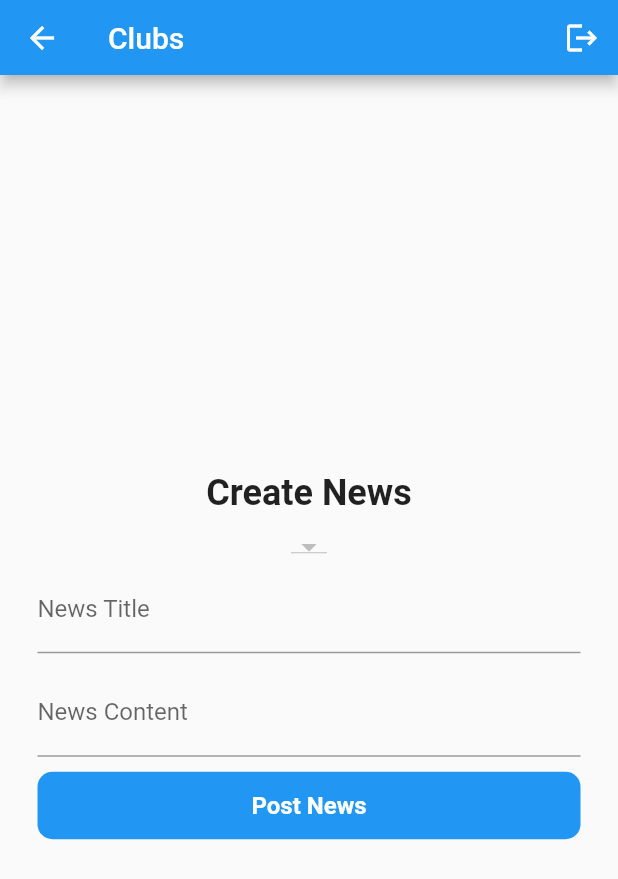
After one commit to NLstn/clubs, a Flutter app: the CreateNewsScreen screen opened directly, after a tap on "Post News", on a phone screen of 412 x 824 dp. The commit adds this screen. Shown: the top 879 px of the screen. Run offline on Flutter 3.47's test engine with Material 2 defaults, Android fonts, the phone set to English and light mode, and no system bars; our stand-ins replace cloud_firestore, firebase_auth, firebase_core; accounts and stored records are empty; statements that could not run were skipped.

Commit message:
Initial news work

```diff
--- a/lib/components/my_app_bar.dart
+++ b/lib/components/my_app_bar.dart
@@ -4,7 +4,7 @@ import 'package:flutter/material.dart';
 import 'package:provider/provider.dart';
 
 class MyAppBar extends StatefulWidget implements PreferredSizeWidget {
-  const MyAppBar({Key? key}) : super(key: key);
+  const MyAppBar({super.key});
 
   @override
   State<MyAppBar> createState() => _MyAppBarState();
--- a/lib/screens/core/clubs/club_list_screen.dart
+++ b/lib/screens/core/clubs/club_list_screen.dart
@@ -11,7 +11,7 @@ class ClubListScreen extends StatelessWidget {
     return Scaffold(
       appBar: const MyAppBar(),
       body: StreamBuilder(
-        stream: ClubService.getClubs(),
+        stream: ClubService.getClubsAsStream(),
         builder: (context, snapshot) {
           if (snapshot.hasError) {
             return const Center(
--- /dev/null
+++ b/lib/screens/core/news/create_news_screen.dart
@@ -0,0 +1,103 @@
+import 'package:clubs/components/my_app_bar.dart';
+import 'package:clubs/components/my_button.dart';
+import 'package:clubs/services/club_service.dart';
+import 'package:clubs/services/news_service.dart';
+import 'package:flutter/material.dart';
+
+class CreateNewsScreen extends StatefulWidget {
+  const CreateNewsScreen({super.key});
+
+  @override
+  State<CreateNewsScreen> createState() => _CreateNewsScreenState();
+}
+
+class _CreateNewsScreenState extends State<CreateNewsScreen> {
+  final TextEditingController _newsTitleController = TextEditingController();
+  final TextEditingController _newsContentController = TextEditingController();
+
+  List<DropdownMenuItem> clubs = [];
+  String? selectedClubId;
+
+  @override
+  void initState() {
+    super.initState();
+    loadClubs();
+  }
+
+  void createNews() async {
+    if (_newsTitleController.text.isEmpty) return;
+    await NewsService.createNews(selectedClubId!, _newsTitleController.text,
+        _newsContentController.text);
+  }
+
+  void loadClubs() async {
+    ClubService.getClubs().then((snapshot) {
+      setState(() {
+        for (var doc in snapshot.docs) {
+          clubs.add(
+            DropdownMenuItem(
+              value: doc.id,
+              child: Text(doc['name']),
+            ),
+          );
+        }
+      });
+    });
+  }
+
+  @override
+  Widget build(BuildContext context) {
+    return Scaffold(
+      appBar: const MyAppBar(),
+      body: Padding(
+        padding: const EdgeInsets.symmetric(horizontal: 25.0),
+        child: Center(
+          child: Column(
+            crossAxisAlignment: CrossAxisAlignment.center,
+            mainAxisAlignment: MainAxisAlignment.center,
+            children: [
+              const Text(
+                'Create News',
+                style: TextStyle(
+                  fontSize: 24,
+                  fontWeight: FontWeight.bold,
+                ),
+              ),
+              const SizedBox(height: 10),
+              DropdownButton(
+                items: clubs,
+                onChanged: (value) {
+                  setState(() {
+                    selectedClubId = value as String;
+                  });
+                },
+                value: selectedClubId,
+              ),
+              TextField(
+                decoration: const InputDecoration(
+                  labelText: 'News Title',
+                ),
+                controller: _newsTitleController,
+              ),
+              const SizedBox(height: 10),
+              // multi-line text field
+              TextField(
+                decoration: const InputDecoration(
+                  labelText: 'News Content',
+                ),
+                controller: _newsContentController,
+                keyboardType: TextInputType.multiline,
+                maxLines: null,
+              ),
+              const SizedBox(height: 10),
+              MyButton(
+                text: 'Post News',
+                onTap: createNews,
+              ),
+            ],
+          ),
+        ),
+      ),
+    );
+  }
+}
--- a/lib/services/club_service.dart
+++ b/lib/services/club_service.dart
@@ -73,11 +73,18 @@ class ClubService {
     });
   }
 
-  static Stream<QuerySnapshot> getClubs() {
+  static Stream<QuerySnapshot> getClubsAsStream() {
     return _firestore
         .collection('clubs')
         .where('owner', isEqualTo: _auth.currentUser!.uid)
         .snapshots();
+  }
+
+  static Future<QuerySnapshot<Map<String, dynamic>>> getClubs() {
+    return _firestore
+        .collection('clubs')
+        .where('owner', isEqualTo: _auth.currentUser!.uid)
+        .get();
   }
 
   static Stream<QuerySnapshot> getMembersForClub(String clubId) {
--- /dev/null
+++ b/lib/services/news_service.dart
@@ -0,0 +1,19 @@
+import 'package:cloud_firestore/cloud_firestore.dart';
+
+class NewsService {
+  static Future<void> createNews(
+      String clubId, String newsTitle, String newsContent) async {
+    FirebaseFirestore.instance.collection('news').add({
+      'clubId': clubId,
+      'title': newsTitle,
+      'content': newsContent,
+    });
+  }
+
+  static Stream<QuerySnapshot> getNewsAsStream(String clubId) {
+    return FirebaseFirestore.instance
+        .collection('news')
+        .where('clubId', isEqualTo: clubId)
+        .snapshots();
+  }
+}
--- a/pubspec.yaml
+++ b/pubspec.yaml
@@ -50,7 +50,7 @@ dev_dependencies:
   # activated in the `analysis_options.yaml` file located at the root of your
   # package. See that file for information about deactivating specific lint
   # rules and activating additional ones.
-  flutter_lints: ^2.0.0
+  flutter_lints: ^3.0.0
 
 # For information on the generic Dart part of this file, see the
 # following page: https://dart.dev/tools/pub/pubspec
```
Also changed, not shown: lib/screens/core/clubs/club_detail_screen.dart (+11 -1 lines), lib/screens/core/home_screen.dart (+14 -3 lines), lib/screens/core/news/club_news_list_screen.dart (added, +49 -0 lines), pubspec.lock.
